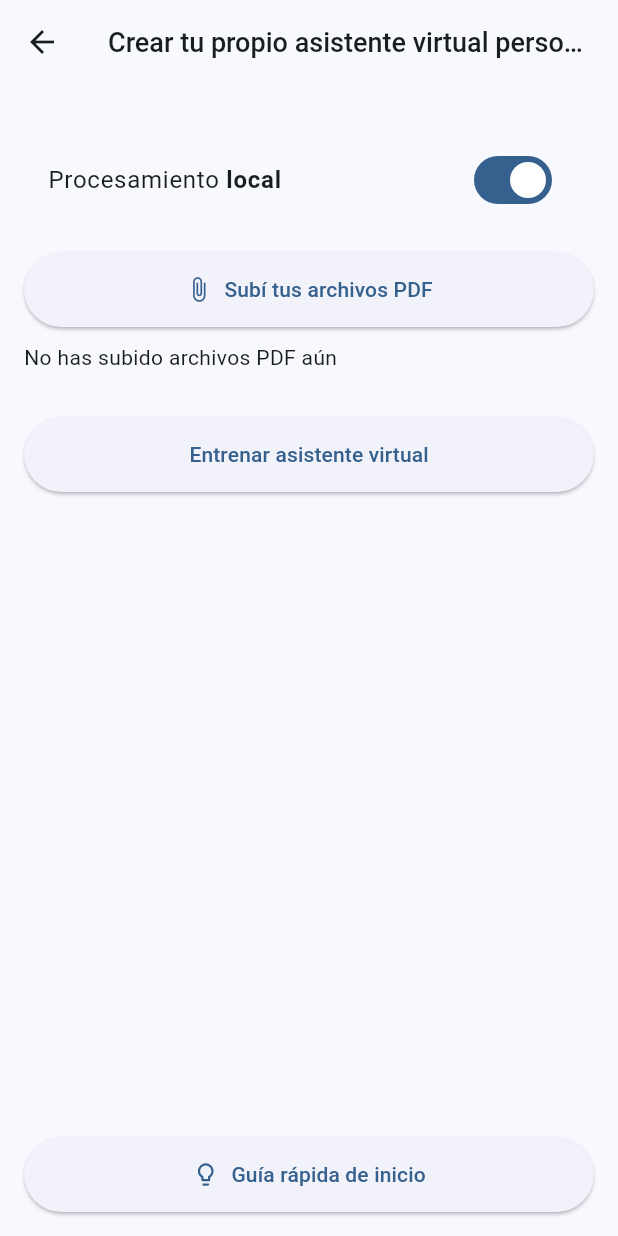
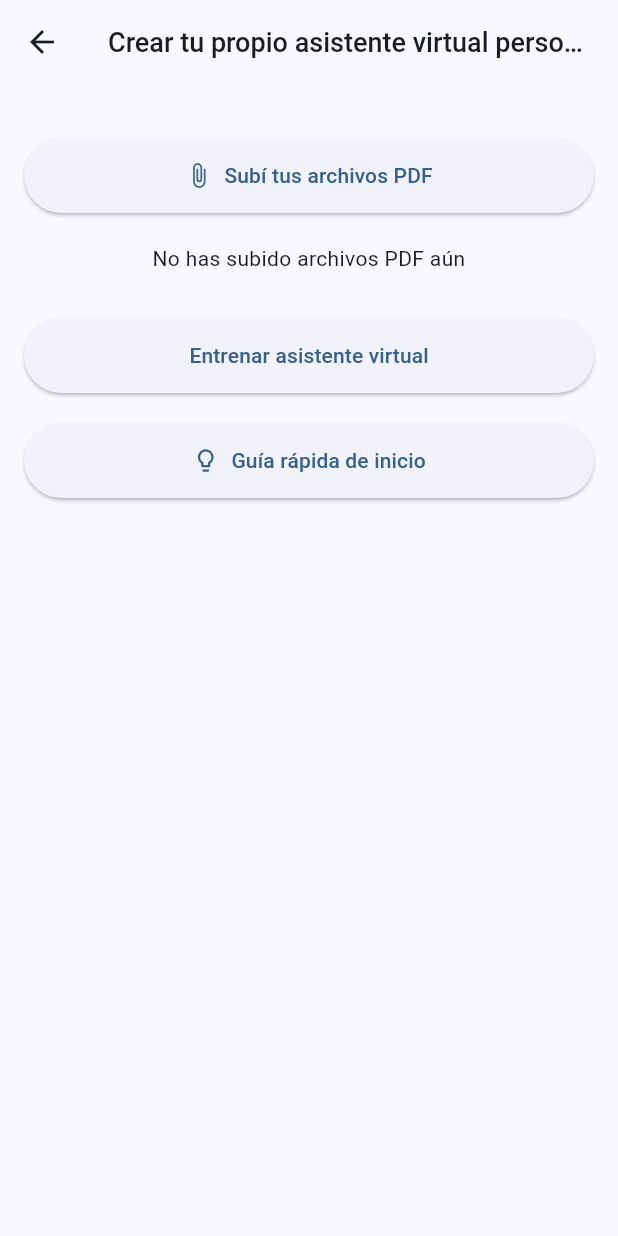
Before and after one commit to jrobador/softIA, a Flutter app: the AddChatbotScreen screen opened directly, on a phone screen of 412 x 824 dp. Run offline on Flutter 3.47's test engine with Material 3 defaults, Android fonts, the light colour scheme and no system bars; our stand-ins replace file_picker; statements that could not run were skipped.

Commit message:
agregados botones centrados

```diff
--- a/app/lib/screens/add_chatbot_screen.dart
+++ b/app/lib/screens/add_chatbot_screen.dart
@@ -114,18 +114,26 @@ class _AddChatbotScreenState extends State<AddChatbotScreen> {
   }
 
   Widget _buildFileList() {
-    if (_selectedFiles.isEmpty) {
-      return const Text('No has subido archivos PDF aún');
-    }
-    return Column(
+    return Center(
+      child: Container(
+        constraints: const BoxConstraints(maxWidth: 400),
+        child: _selectedFiles.isEmpty
+            ? const Text(
+                'No has subido archivos PDF aún',
+                textAlign: TextAlign.center,
+              )
+            : Column(
                 children: _selectedFiles
                     .map((file) => ListTile(
                           leading: const Icon(Icons.picture_as_pdf, color: Colors.red),
                           title: Text(file.path.split('/').last),
                         ))
                     .toList(),
+              ),
+      ),
     );
   }
+
 
   Widget _buildResponsiveButton({
     required VoidCallback onPressed,
@@ -176,35 +184,11 @@ class _AddChatbotScreenState extends State<AddChatbotScreen> {
                         child: Column(
                           crossAxisAlignment: CrossAxisAlignment.stretch,
                           children: [
-                            // ... los TextFormFields y DropdownButtonFormField permanecen igual ...
+                            // ... TextFormFields y otros widgets anteriores igual ...
 
                             const SizedBox(height: 20),
 
-                            Center(  // Centramos el SwitchListTile
-                              child: ConstrainedBox(
-                                constraints: const BoxConstraints(maxWidth: 400),
-                                child: SwitchListTile(
-                                  title: Row(
-                                    children: [
-                                      const Text('Procesamiento '),
-                                      Text(
-                                        _isLocal ? 'local' : 'en la nube',
-                                        style: const TextStyle(fontWeight: FontWeight.bold),
-                                      ),
-                                    ],
-                                  ),
-                                  value: _isLocal,
-                                  onChanged: (value) {
-                                    setState(() {
-                                      _isLocal = value;
-                                    });
-                                  },
-                                ),
-                              ),
-                            ),
-
-                            const SizedBox(height: 20),
-
+                            // Botón de subir archivos
                             _buildResponsiveButton(
                               onPressed: _pickFiles,
                               child: const Row(
@@ -218,23 +202,23 @@ class _AddChatbotScreenState extends State<AddChatbotScreen> {
                               ),
                             ),
 
-                            const SizedBox(height: 10),
+                            const SizedBox(height: 20),
+
+                            // Lista de archivos centrada
                             _buildFileList(),
+
                             const SizedBox(height: 30),
 
+                            // Botón de entrenar
                             _buildResponsiveButton(
                               onPressed: _submit,
                               child: const Text('Entrenar asistente virtual'),
                             ),
-                          ],
-                        ),
-                      ),
-                    ),
-                  ),
 
-                  Padding(
-                    padding: const EdgeInsets.only(top: 16.0),
-                    child: _buildResponsiveButton(
+                            const SizedBox(height: 20),
+
+                            // Botón de guía rápida inmediatamente después
+                            _buildResponsiveButton(
                               onPressed: () {
                                 showDialog(
                                   context: context,
@@ -253,6 +237,13 @@ class _AddChatbotScreenState extends State<AddChatbotScreen> {
                                 ],
                               ),
                             ),
+
+                            // Espacio al final para mejor visualización
+                            const SizedBox(height: 20),
+                          ],
+                        ),
+                      ),
+                    ),
                   ),
                 ],
               ),
```
Lines whose indentation alone changed are shown as unchanged.
